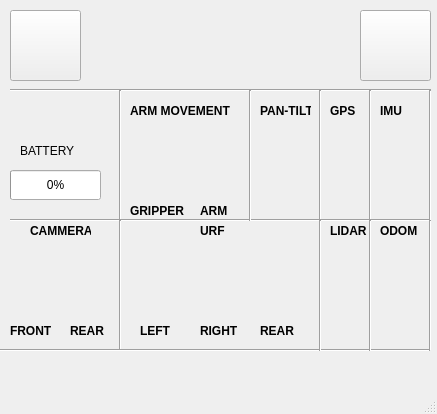
Before: the Qt Designer form robotican_gui/resources/ui/robotican_gui.ui in bgumodo/robotican, drawn with Qt 5.
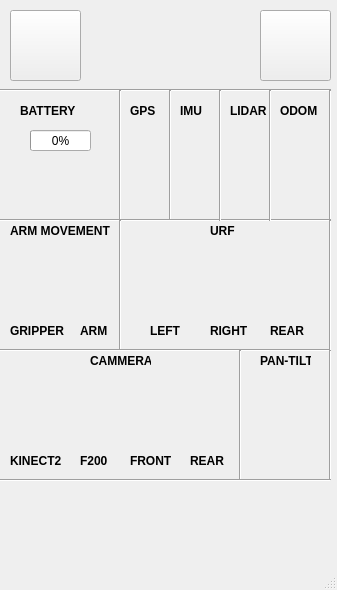
After: the same form once the commit is applied. Icons and pictures are not drawn.

Commit message: Added: F200, Kinect2 and battery leds

```diff
--- a/robotican_gui/resources/ui/robotican_gui.ui
+++ b/robotican_gui/resources/ui/robotican_gui.ui
@@ -6,8 +6,8 @@
    <rect>
     <x>0</x>
     <y>0</y>
-    <width>437</width>
-    <height>414</height>
+    <width>337</width>
+    <height>590</height>
    </rect>
   </property>
   <property name="sizePolicy">
@@ -18,14 +18,14 @@
   </property>
   <property name="minimumSize">
    <size>
-    <width>437</width>
-    <height>414</height>
+    <width>337</width>
+    <height>590</height>
    </size>
   </property>
   <property name="maximumSize">
    <size>
-    <width>437</width>
-    <height>414</height>
+    <width>337</width>
+    <height>590</height>
    </size>
   </property>
   <property name="windowTitle">
@@ -39,8 +39,8 @@
    <widget class="QLabel" name="label">
     <property name="geometry">
      <rect>
-      <x>130</x>
-      <y>200</y>
+      <x>10</x>
+      <y>320</y>
       <width>61</width>
       <height>21</height>
      </rect>
@@ -59,7 +59,7 @@
    <widget class="QLabel" name="label_3">
     <property name="geometry">
      <rect>
-      <x>330</x>
+      <x>130</x>
       <y>100</y>
       <width>31</width>
       <height>21</height>
@@ -79,7 +79,7 @@
    <widget class="QLabel" name="label_4">
     <property name="geometry">
      <rect>
-      <x>140</x>
+      <x>150</x>
       <y>320</y>
       <width>31</width>
       <height>21</height>
@@ -99,7 +99,7 @@
    <widget class="QLabel" name="label_5">
     <property name="geometry">
      <rect>
-      <x>200</x>
+      <x>210</x>
       <y>320</y>
       <width>41</width>
       <height>21</height>
@@ -119,7 +119,7 @@
    <widget class="QLabel" name="label_6">
     <property name="geometry">
      <rect>
-      <x>260</x>
+      <x>270</x>
       <y>320</y>
       <width>41</width>
       <height>21</height>
@@ -139,8 +139,8 @@
    <widget class="QLabel" name="label_2">
     <property name="geometry">
      <rect>
-      <x>200</x>
-      <y>200</y>
+      <x>80</x>
+      <y>320</y>
       <width>41</width>
       <height>21</height>
      </rect>
@@ -159,8 +159,8 @@
    <widget class="QLabel" name="label_7">
     <property name="geometry">
      <rect>
-      <x>160</x>
-      <y>120</y>
+      <x>40</x>
+      <y>240</y>
       <width>41</width>
       <height>31</height>
      </rect>
@@ -178,8 +178,8 @@
    <widget class="QLabel" name="gripper_led">
     <property name="geometry">
      <rect>
-      <x>140</x>
-      <y>160</y>
+      <x>20</x>
+      <y>280</y>
       <width>31</width>
       <height>31</height>
      </rect>
@@ -198,11 +198,17 @@
     <property name="geometry">
      <rect>
       <x>20</x>
-      <y>140</y>
+      <y>100</y>
       <width>71</width>
       <height>21</height>
      </rect>
     </property>
+    <property name="font">
+     <font>
+      <weight>75</weight>
+      <bold>true</bold>
+     </font>
+    </property>
     <property name="text">
      <string>BATTERY</string>
     </property>
@@ -213,7 +219,7 @@
    <widget class="QLabel" name="label_12">
     <property name="geometry">
      <rect>
-      <x>330</x>
+      <x>130</x>
       <y>120</y>
       <width>31</width>
       <height>31</height>
@@ -232,8 +238,8 @@
    <widget class="QLabel" name="label_14">
     <property name="geometry">
      <rect>
-      <x>330</x>
-      <y>240</y>
+      <x>230</x>
+      <y>120</y>
       <width>31</width>
       <height>31</height>
      </rect>
@@ -251,8 +257,8 @@
    <widget class="QLabel" name="arm_led">
     <property name="geometry">
      <rect>
-      <x>200</x>
-      <y>160</y>
+      <x>80</x>
+      <y>280</y>
       <width>31</width>
       <height>31</height>
      </rect>
@@ -270,9 +276,9 @@
    <widget class="Line" name="line">
     <property name="geometry">
      <rect>
-      <x>10</x>
+      <x>0</x>
       <y>80</y>
-      <width>421</width>
+      <width>331</width>
       <height>20</height>
      </rect>
     </property>
@@ -283,7 +289,7 @@
    <widget class="QLabel" name="gps_led">
     <property name="geometry">
      <rect>
-      <x>330</x>
+      <x>130</x>
       <y>160</y>
       <width>31</width>
       <height>31</height>
@@ -302,7 +308,7 @@
    <widget class="QLabel" name="urf_right_led">
     <property name="geometry">
      <rect>
-      <x>200</x>
+      <x>210</x>
       <y>280</y>
       <width>31</width>
       <height>31</height>
@@ -321,7 +327,7 @@
    <widget class="QLabel" name="urf_left_led">
     <property name="geometry">
      <rect>
-      <x>140</x>
+      <x>150</x>
       <y>280</y>
       <width>31</width>
       <height>31</height>
@@ -340,7 +346,7 @@
    <widget class="QLabel" name="urf_rear_led">
     <property name="geometry">
      <rect>
-      <x>260</x>
+      <x>270</x>
       <y>280</y>
       <width>31</width>
       <height>31</height>
@@ -359,7 +365,7 @@
    <widget class="Line" name="line_2">
     <property name="geometry">
      <rect>
-      <x>310</x>
+      <x>320</x>
       <y>90</y>
       <width>20</width>
       <height>131</height>
@@ -372,7 +378,7 @@
    <widget class="Line" name="line_3">
     <property name="geometry">
      <rect>
-      <x>360</x>
+      <x>160</x>
       <y>90</y>
       <width>20</width>
       <height>131</height>
@@ -421,7 +427,7 @@
    <widget class="QPushButton" name="exit_btn">
     <property name="geometry">
      <rect>
-      <x>360</x>
+      <x>260</x>
       <y>10</y>
       <width>71</width>
       <height>71</height>
@@ -457,10 +463,10 @@
    <widget class="QLabel" name="batteryLbl">
     <property name="geometry">
      <rect>
-      <x>30</x>
-      <y>100</y>
-      <width>51</width>
-      <height>41</height>
+      <x>10</x>
+      <y>110</y>
+      <width>91</width>
+      <height>61</height>
      </rect>
     </property>
     <property name="maximumSize">
@@ -482,10 +488,10 @@
    <widget class="QProgressBar" name="battery_pbar">
     <property name="geometry">
      <rect>
-      <x>10</x>
-      <y>170</y>
-      <width>91</width>
-      <height>30</height>
+      <x>30</x>
+      <y>130</y>
+      <width>61</width>
+      <height>21</height>
      </rect>
     </property>
     <property name="maximumSize">
@@ -514,9 +520,9 @@
    <widget class="Line" name="line_6">
     <property name="geometry">
      <rect>
-      <x>10</x>
+      <x>0</x>
       <y>210</y>
-      <width>421</width>
+      <width>331</width>
       <height>20</height>
      </rect>
     </property>
@@ -528,7 +534,7 @@
     <property name="geometry">
      <rect>
       <x>270</x>
-      <y>160</y>
+      <y>410</y>
       <width>31</width>
       <height>31</height>
      </rect>
@@ -546,8 +552,8 @@
    <widget class="QLabel" name="label_15">
     <property name="geometry">
      <rect>
-      <x>390</x>
-      <y>240</y>
+      <x>280</x>
+      <y>120</y>
       <width>31</width>
       <height>31</height>
      </rect>
@@ -565,8 +571,8 @@
    <widget class="QLabel" name="label_10">
     <property name="geometry">
      <rect>
-      <x>330</x>
-      <y>220</y>
+      <x>230</x>
+      <y>100</y>
       <width>41</width>
       <height>21</height>
      </rect>
@@ -585,8 +591,8 @@
    <widget class="QLabel" name="odom_led">
     <property name="geometry">
      <rect>
-      <x>390</x>
-      <y>280</y>
+      <x>280</x>
+      <y>160</y>
       <width>31</width>
       <height>31</height>
      </rect>
@@ -604,8 +610,8 @@
    <widget class="QLabel" name="lidar_led">
     <property name="geometry">
      <rect>
-      <x>330</x>
-      <y>280</y>
+      <x>230</x>
+      <y>160</y>
       <width>31</width>
       <height>31</height>
      </rect>
@@ -623,8 +629,8 @@
    <widget class="QLabel" name="label_16">
     <property name="geometry">
      <rect>
-      <x>40</x>
-      <y>240</y>
+      <x>100</x>
+      <y>370</y>
       <width>31</width>
       <height>31</height>
      </rect>
@@ -642,7 +648,7 @@
    <widget class="QLabel" name="label_17">
     <property name="geometry">
      <rect>
-      <x>200</x>
+      <x>210</x>
       <y>240</y>
       <width>31</width>
       <height>31</height>
@@ -661,8 +667,8 @@
    <widget class="QLabel" name="rear_cam_led">
     <property name="geometry">
      <rect>
-      <x>70</x>
-      <y>280</y>
+      <x>190</x>
+      <y>410</y>
       <width>31</width>
       <height>31</height>
      </rect>
@@ -680,8 +686,8 @@
    <widget class="QLabel" name="front_cam_led">
     <property name="geometry">
      <rect>
-      <x>20</x>
-      <y>280</y>
+      <x>140</x>
+      <y>410</y>
       <width>31</width>
       <height>31</height>
      </rect>
@@ -699,8 +705,8 @@
    <widget class="QLabel" name="label_18">
     <property name="geometry">
      <rect>
-      <x>70</x>
-      <y>320</y>
+      <x>190</x>
+      <y>450</y>
       <width>41</width>
       <height>21</height>
      </rect>
@@ -719,8 +725,8 @@
    <widget class="QLabel" name="label_23">
     <property name="geometry">
      <rect>
-      <x>10</x>
-      <y>320</y>
+      <x>130</x>
+      <y>450</y>
       <width>41</width>
       <height>21</height>
      </rect>
@@ -739,8 +745,8 @@
    <widget class="QLabel" name="label_24">
     <property name="geometry">
      <rect>
-      <x>380</x>
-      <y>220</y>
+      <x>280</x>
+      <y>100</y>
       <width>41</width>
       <height>21</height>
      </rect>
@@ -759,7 +765,7 @@
    <widget class="QLabel" name="imu_led">
     <property name="geometry">
      <rect>
-      <x>380</x>
+      <x>180</x>
       <y>160</y>
       <width>31</width>
       <height>31</height>
@@ -778,7 +784,7 @@
    <widget class="QLabel" name="label_21">
     <property name="geometry">
      <rect>
-      <x>380</x>
+      <x>180</x>
       <y>100</y>
       <width>31</width>
       <height>21</height>
@@ -798,7 +804,7 @@
    <widget class="QLabel" name="label_22">
     <property name="geometry">
      <rect>
-      <x>380</x>
+      <x>180</x>
       <y>120</y>
       <width>31</width>
       <height>31</height>
@@ -817,7 +823,7 @@
    <widget class="Line" name="line_13">
     <property name="geometry">
      <rect>
-      <x>420</x>
+      <x>260</x>
       <y>90</y>
       <width>20</width>
       <height>131</height>
@@ -830,7 +836,7 @@
    <widget class="QLabel" name="label_11">
     <property name="geometry">
      <rect>
-      <x>200</x>
+      <x>210</x>
       <y>220</y>
       <width>31</width>
       <height>21</height>
@@ -850,8 +856,8 @@
    <widget class="QLabel" name="label_13">
     <property name="geometry">
      <rect>
-      <x>130</x>
-      <y>100</y>
+      <x>10</x>
+      <y>220</y>
       <width>111</width>
       <height>21</height>
      </rect>
@@ -870,8 +876,8 @@
    <widget class="QLabel" name="label_19">
     <property name="geometry">
      <rect>
-      <x>30</x>
-      <y>220</y>
+      <x>90</x>
+      <y>350</y>
       <width>61</width>
       <height>21</height>
      </rect>
@@ -905,7 +911,7 @@
      <rect>
       <x>0</x>
       <y>340</y>
-      <width>431</width>
+      <width>331</width>
       <height>20</height>
      </rect>
     </property>
@@ -916,7 +922,7 @@
    <widget class="Line" name="line_8">
     <property name="geometry">
      <rect>
-      <x>310</x>
+      <x>320</x>
       <y>220</y>
       <width>20</width>
       <height>131</height>
@@ -929,8 +935,8 @@
    <widget class="Line" name="line_9">
     <property name="geometry">
      <rect>
-      <x>360</x>
-      <y>220</y>
+      <x>230</x>
+      <y>350</y>
       <width>20</width>
       <height>131</height>
      </rect>
@@ -942,8 +948,8 @@
    <widget class="Line" name="line_15">
     <property name="geometry">
      <rect>
-      <x>420</x>
-      <y>220</y>
+      <x>320</x>
+      <y>350</y>
       <width>20</width>
       <height>131</height>
      </rect>
@@ -955,10 +961,10 @@
    <widget class="QLabel" name="label_20">
     <property name="geometry">
      <rect>
-      <x>90</x>
-      <y>10</y>
-      <width>261</width>
-      <height>41</height>
+      <x>0</x>
+      <y>490</y>
+      <width>331</width>
+      <height>51</height>
      </rect>
     </property>
     <property name="text">
@@ -974,7 +980,7 @@
    <widget class="Line" name="line_4">
     <property name="geometry">
      <rect>
-      <x>240</x>
+      <x>210</x>
       <y>90</y>
       <width>20</width>
       <height>131</height>
@@ -988,7 +994,7 @@
     <property name="geometry">
      <rect>
       <x>260</x>
-      <y>120</y>
+      <y>370</y>
       <width>51</width>
       <height>31</height>
      </rect>
@@ -1007,7 +1013,7 @@
     <property name="geometry">
      <rect>
       <x>260</x>
-      <y>100</y>
+      <y>350</y>
       <width>51</width>
       <height>21</height>
      </rect>
@@ -1023,6 +1029,116 @@
      <string>PAN-TILT</string>
     </property>
    </widget>
+   <widget class="QLabel" name="kinnect2_lbl">
+    <property name="geometry">
+     <rect>
+      <x>10</x>
+      <y>450</y>
+      <width>61</width>
+      <height>21</height>
+     </rect>
+    </property>
+    <property name="font">
+     <font>
+      <pointsize>9</pointsize>
+      <weight>75</weight>
+      <bold>true</bold>
+     </font>
+    </property>
+    <property name="text">
+     <string>KINECT2</string>
+    </property>
+   </widget>
+   <widget class="QLabel" name="kinect2_led">
+    <property name="geometry">
+     <rect>
+      <x>20</x>
+      <y>410</y>
+      <width>31</width>
+      <height>31</height>
+     </rect>
+    </property>
+    <property name="text">
+     <string/>
+    </property>
+    <property name="pixmap">
+     <pixmap resource="../images/image_resource_file.qrc">:/images/ledOff.png</pixmap>
+    </property>
+    <property name="scaledContents">
+     <bool>true</bool>
+    </property>
+   </widget>
+   <widget class="QLabel" name="f200_lbl">
+    <property name="geometry">
+     <rect>
+      <x>80</x>
+      <y>450</y>
+      <width>31</width>
+      <height>21</height>
+     </rect>
+    </property>
+    <property name="font">
+     <font>
+      <pointsize>9</pointsize>
+      <weight>75</weight>
+      <bold>true</bold>
+     </font>
+    </property>
+    <property name="text">
+     <string>F200</string>
+    </property>
+   </widget>
+   <widget class="QLabel" name="f200_led">
+    <property name="geometry">
+     <rect>
+      <x>80</x>
+      <y>410</y>
+      <width>31</width>
+      <height>31</height>
+     </rect>
+    </property>
+    <property name="text">
+     <string/>
+    </property>
+    <property name="pixmap">
+     <pixmap resource="../images/image_resource_file.qrc">:/images/ledOff.png</pixmap>
+    </property>
+    <property name="scaledContents">
+     <bool>true</bool>
+    </property>
+   </widget>
+   <widget class="Line" name="line_10">
+    <property name="geometry">
+     <rect>
+      <x>0</x>
+      <y>470</y>
+      <width>331</width>
+      <height>20</height>
+     </rect>
+    </property>
+    <property name="orientation">
+     <enum>Qt::Horizontal</enum>
+    </property>
+   </widget>
+   <widget class="QLabel" name="battery_led">
+    <property name="geometry">
+     <rect>
+      <x>40</x>
+      <y>160</y>
+      <width>31</width>
+      <height>31</height>
+     </rect>
+    </property>
+    <property name="text">
+     <string/>
+    </property>
+    <property name="pixmap">
+     <pixmap resource="../images/image_resource_file.qrc">:/images/ledOff.png</pixmap>
+    </property>
+    <property name="scaledContents">
+     <bool>true</bool>
+    </property>
+   </widget>
   </widget>
   <widget class="QMenuBar" name="menubar">
    <property name="geometry">
```
Left out of the diff: 28 changed lines with no effect on the pictures. The commit also changes 15 other files.
